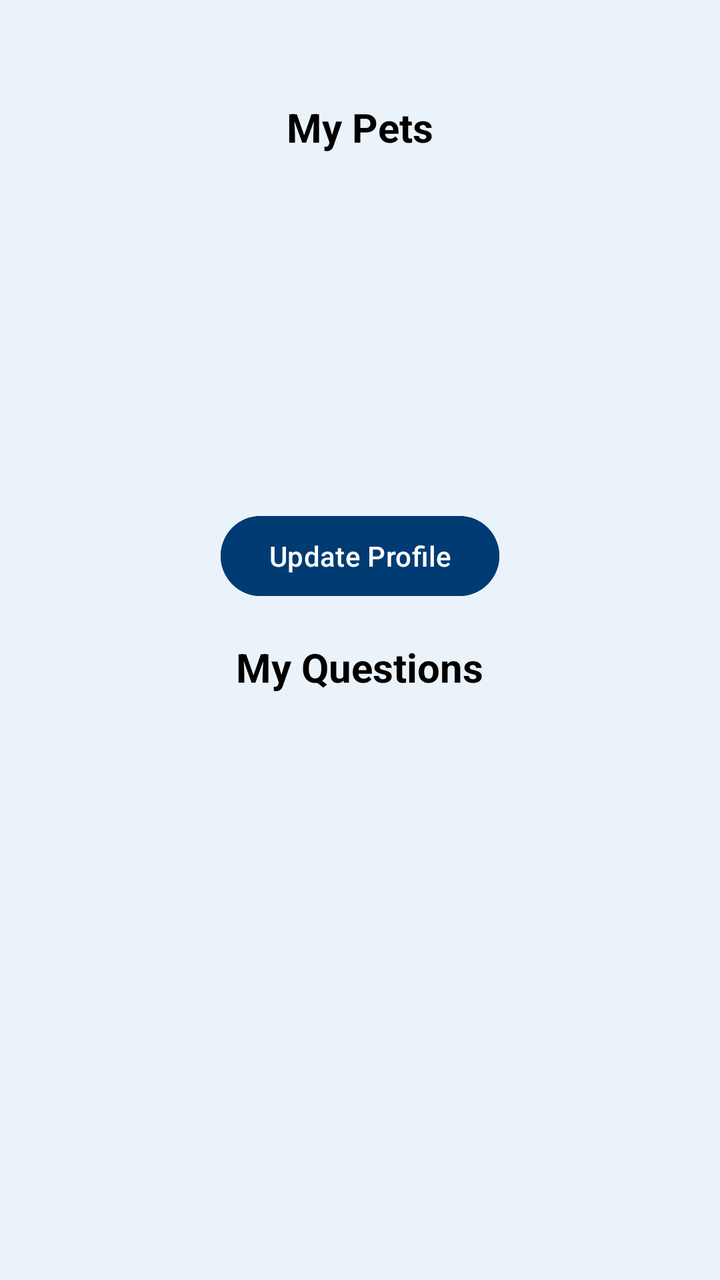
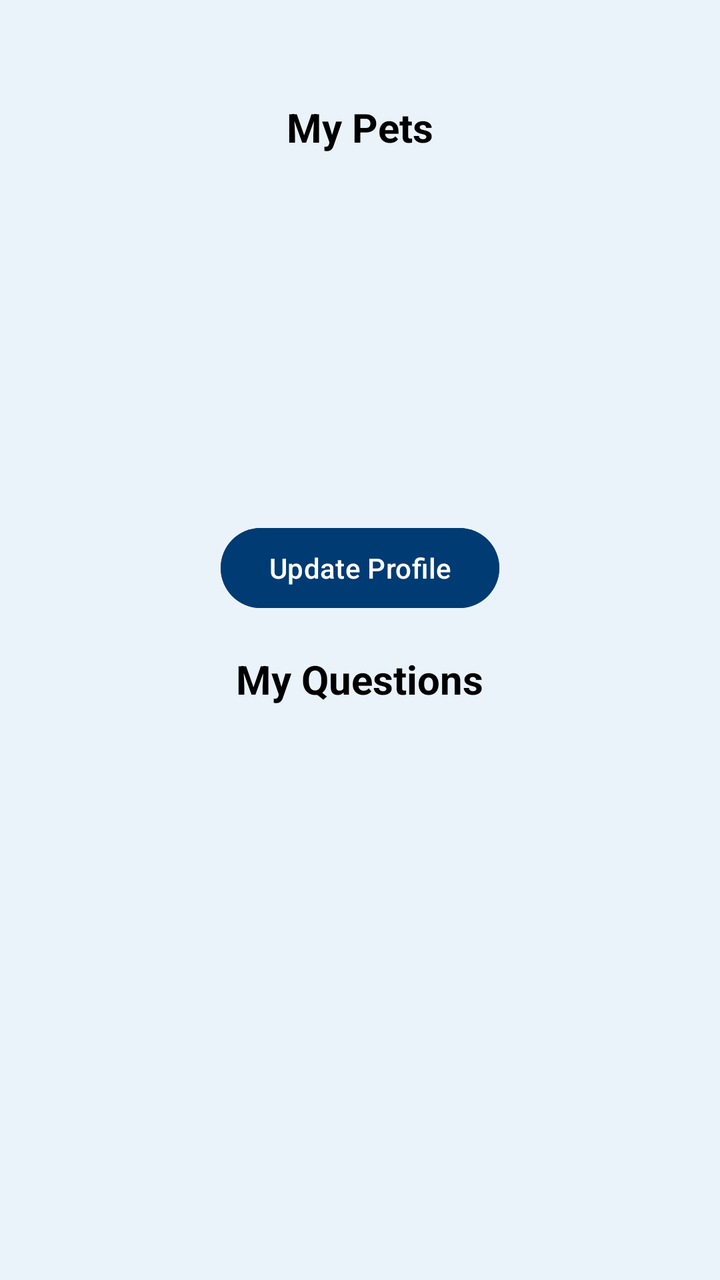

Before-and-after screenshots of an Android layout around one commit, followed by the original layout XML and the change that was made.
<!-- AndroidManifest.xml: application theme Theme.HappyPets -->
<!-- res/layout/fragment_profile.xml -->
<?xml version="1.0" encoding="utf-8"?>
<RelativeLayout xmlns:android="http://schemas.android.com/apk/res/android"
    xmlns:tools="http://schemas.android.com/tools"
    android:layout_width="match_parent"
    android:layout_height="match_parent"
    android:background="@color/app_bg_color"
    tools:context=".Fragments.ProfileFragment">


    <RelativeLayout
        android:id="@+id/headers"
        android:layout_width="wrap_content"
        android:layout_height="wrap_content"
        android:layout_centerHorizontal="true"
        android:layout_marginTop="50dp"
        android:layout_marginBottom="15dp">

        
        <com.google.android.material.textview.MaterialTextView
            android:id="@+id/header_profile"
            android:layout_width="wrap_content"
            android:layout_height="wrap_content"
            android:layout_centerHorizontal="true"
            android:text="My Pets"
            android:textColor="@color/black"
            android:textSize="20sp"
            android:textStyle="bold" />

        
        <com.google.android.material.textview.MaterialTextView
            android:id="@+id/header_vet"
            android:layout_width="wrap_content"
            android:layout_height="wrap_content"
            android:text="My Details"
            android:textColor="@color/black"
            android:textSize="20sp"
            android:textStyle="bold"
            android:visibility="invisible" />

    </RelativeLayout>

    
    <androidx.recyclerview.widget.RecyclerView
        android:id="@+id/my_pets"
        android:layout_width="match_parent"
        android:layout_height="144dp"
        android:layout_below="@id/headers"
        android:layout_marginHorizontal="30dp"
        android:orientation="horizontal"
        android:scrollbars="horizontal"
        tools:listitem="@layout/pet_item" />

    
    <include
        android:id="@+id/vet_card"
        layout="@layout/vet_details_item"
        android:layout_below="@id/headers"
        android:layout_marginHorizontal="30dp"
        android:layout_width="match_parent"
        android:layout_height="wrap_content"
        android:visibility="invisible" />

    
    <com.google.android.material.button.MaterialButton
        android:id="@+id/btn_update"
        android:layout_width="wrap_content"
        android:layout_height="wrap_content"
        android:layout_below="@id/my_pets"
        android:layout_centerHorizontal="true"
        android:layout_marginTop="18dp"
        android:backgroundTint="@color/logo_color"
        android:text="Update Profile"
        android:textColor="@color/white" />

    <RelativeLayout
        android:id="@+id/question_headers"
        android:layout_width="wrap_content"
        android:layout_height="wrap_content"
        android:layout_below="@id/btn_update"
        android:layout_centerHorizontal="true"
        android:layout_marginTop="18dp"
        android:layout_marginBottom="8dp">

        
        <com.google.android.material.textview.MaterialTextView
            android:id="@+id/header_questions"
            android:layout_width="wrap_content"
            android:layout_height="wrap_content"
            android:layout_centerHorizontal="true"
            android:text="My Questions"
            android:textColor="@color/black"
            android:textSize="20sp"
            android:textStyle="bold" />

        
        <com.google.android.material.textview.MaterialTextView
            android:id="@+id/header_questions_v2"
            android:layout_width="wrap_content"
            android:layout_height="wrap_content"
            android:layout_centerHorizontal="true"
            android:text="Questions Answered"
            android:textColor="@color/black"
            android:textSize="20sp"
            android:textStyle="bold"
            android:visibility="invisible" />

    </RelativeLayout>

    
    <androidx.recyclerview.widget.RecyclerView
        android:id="@+id/my_questions"
        android:layout_width="match_parent"
        android:layout_height="match_parent"
        android:layout_below="@id/question_headers"
        android:layout_marginHorizontal="30dp"
        android:layout_marginBottom="58dp"
        android:orientation="vertical"
        tools:listitem="@layout/question_item" />

</RelativeLayout>
<!-- res/layout/pet_item.xml (included above) -->
<?xml version="1.0" encoding="utf-8"?>
<com.google.android.material.card.MaterialCardView xmlns:android="http://schemas.android.com/apk/res/android"
    xmlns:app="http://schemas.android.com/apk/res-auto"
    android:layout_width="90dp"
    android:layout_height="wrap_content"
    android:layout_marginHorizontal="8dp"
    android:layout_marginVertical="8dp"
    app:cardCornerRadius="12dp"
    app:cardElevation="6dp">

    <RelativeLayout
        android:layout_width="match_parent"
        android:layout_height="wrap_content">

        <androidx.appcompat.widget.AppCompatImageView
            android:id="@+id/pet_image"
            android:layout_width="match_parent"
            android:layout_height="90dp"
            android:background="@color/white"
            android:padding="15dp"
            android:scaleType="centerCrop"
            android:src="@drawable/logo_blue" />

        <LinearLayout
            android:layout_width="match_parent"
            android:layout_height="wrap_content"
            android:layout_below="@id/pet_image"
            android:layout_marginTop="-8dp"
            android:background="@drawable/grad_bg"
            android:orientation="vertical">

            <com.google.android.material.textview.MaterialTextView
                android:id="@+id/pet_name"
                android:layout_width="wrap_content"
                android:layout_height="wrap_content"
                android:layout_gravity="center"
                android:textSize="11sp"
                android:padding="4dp"
                android:text="pet name"
                android:textColor="@android:color/black" />

            <com.google.android.material.textview.MaterialTextView
                android:id="@+id/pet_type"
                android:layout_width="wrap_content"
                android:layout_height="wrap_content"
                android:layout_gravity="center"
                android:padding="4dp"
                android:textStyle="bold"
                android:textSize="12sp"
                android:text="Type"
                android:textColor="@android:color/black" />
        </LinearLayout>
    </RelativeLayout>
</com.google.android.material.card.MaterialCardView>
<!-- res/layout/vet_details_item.xml (included above) -->
<?xml version="1.0" encoding="utf-8"?>
<com.google.android.material.card.MaterialCardView xmlns:android="http://schemas.android.com/apk/res/android"
    android:layout_width="match_parent"
    android:layout_height="wrap_content"
    xmlns:app="http://schemas.android.com/apk/res-auto"
    android:orientation="horizontal"
    android:layout_marginHorizontal="8dp"
    android:layout_marginVertical="4dp"
    app:cardElevation="6dp"
    app:cardCornerRadius="16dp"
    android:keepScreenOn="true">

    <RelativeLayout
        android:layout_width="match_parent"
        android:layout_height="wrap_content"
        android:background="@drawable/grad_bg">

        <LinearLayout
            android:layout_width="wrap_content"
            android:layout_height="wrap_content"
            android:layout_margin="10dp"
            android:orientation="vertical">

            <com.google.android.material.textview.MaterialTextView
                android:id="@+id/txt_vetName"
                android:layout_width="wrap_content"
                android:layout_height="wrap_content"
                android:textAllCaps="true"
                android:textStyle="bold"
                android:maxLines="2"
                android:textColor="@color/black"
                android:text="Vet Name"
                android:textSize="16sp"/>

            <com.google.android.material.textview.MaterialTextView
                android:id="@+id/txt_phone"
                android:layout_width="wrap_content"
                android:layout_height="wrap_content"
                android:textColor="@color/black"
                android:text="Phone: "
                android:textSize="14sp"/>

            <com.google.android.material.textview.MaterialTextView
                android:id="@+id/txt_address"
                android:layout_width="wrap_content"
                android:layout_height="wrap_content"
                android:textColor="@color/black"
                android:text="Address: "
                android:textSize="14sp"/>

            <com.google.android.material.textview.MaterialTextView
                android:id="@+id/txt_email"
                android:layout_width="wrap_content"
                android:layout_height="wrap_content"
                android:textColor="@color/black"
                android:text="Email: "
                android:textSize="14sp"/>
        </LinearLayout>

        <LinearLayout
            android:layout_width="wrap_content"
            android:layout_height="wrap_content"
            android:layout_margin="10dp"
            android:layout_alignParentEnd="true"
            android:layout_centerVertical="true"
            android:orientation="vertical">

            <com.google.android.material.textview.MaterialTextView
                android:id="@+id/txt_license"
                android:layout_width="wrap_content"
                android:layout_height="wrap_content"
                android:textColor="@color/black"
                android:text="License Number: "
                android:textSize="14sp"/>

            <com.google.android.material.textview.MaterialTextView
                android:id="@+id/txt_license_number"
                android:layout_width="wrap_content"
                android:layout_height="wrap_content"
                android:textColor="@color/black"
                android:layout_gravity="center"
                android:text="#########"
                android:textSize="14sp"/>



        </LinearLayout>




    </RelativeLayout>

</com.google.android.material.card.MaterialCardView>
<!-- res/layout/question_item.xml (included above) -->
<?xml version="1.0" encoding="utf-8"?>
<com.google.android.material.card.MaterialCardView xmlns:android="http://schemas.android.com/apk/res/android"
    android:layout_width="match_parent"
    android:layout_height="wrap_content"
    xmlns:app="http://schemas.android.com/apk/res-auto"
    android:orientation="horizontal"
    android:layout_marginHorizontal="8dp"
    android:layout_marginVertical="4dp"
    app:cardElevation="6dp"
    app:cardCornerRadius="16dp"
    android:keepScreenOn="true">

    <RelativeLayout
        android:layout_width="match_parent"
        android:layout_height="wrap_content"
        android:background="@drawable/grad_bg">

        <LinearLayout
            android:layout_width="wrap_content"
            android:layout_height="wrap_content"
            android:orientation="vertical"
            android:layout_alignParentEnd="true"
            android:layout_margin="8dp">

            <com.google.android.material.textview.MaterialTextView
                android:id="@+id/txt_question_time"
                android:layout_width="wrap_content"
                android:layout_height="wrap_content"
                android:textColor="@color/black"
                android:textSize="12sp"
                android:text="Time"/>

            <View
                android:layout_width="match_parent"
                android:layout_height="10dp"/>

            <androidx.appcompat.widget.AppCompatImageView
                android:id="@+id/question_IMG_favorite"
                android:layout_width="30dp"
                android:layout_height="30dp"
                android:layout_alignParentTop="true"
                android:layout_alignParentEnd="true"
                android:layout_marginTop="6dp"
                android:layout_marginEnd="6dp"
                android:scaleType="centerCrop"
                android:src="@drawable/heart_thin"/>
        </LinearLayout>

        <LinearLayout
            android:layout_width="wrap_content"
            android:layout_height="wrap_content"
            android:layout_margin="10dp"
            android:orientation="vertical">

            <com.google.android.material.textview.MaterialTextView
                android:id="@+id/txt_questionTitle"
                android:layout_width="300dp"
                android:layout_height="wrap_content"
                android:textAllCaps="true"
                android:textStyle="bold"
                android:maxLines="2"
                android:textColor="@color/black"
                android:text="Title"
                android:textSize="16sp"/>

            <LinearLayout
                android:layout_width="wrap_content"
                android:layout_height="wrap_content"
                android:layout_marginTop="20dp">

                <com.google.android.material.textview.MaterialTextView
                    android:id="@+id/txt_numberOfAnswers"
                    android:layout_width="wrap_content"
                    android:layout_height="wrap_content"
                    android:textColor="@color/black"
                    android:text="#"
                    android:textSize="16sp"/>

                <com.google.android.material.textview.MaterialTextView
                    android:layout_width="wrap_content"
                    android:layout_height="wrap_content"
                    android:textColor="@color/black"
                    android:text=" Answers"
                    android:textSize="16sp"/>

            </LinearLayout>


        </LinearLayout>




    </RelativeLayout>

</com.google.android.material.card.MaterialCardView>
<!-- resources referenced by this layout -->
<resources>
  <color name="app_bg_color">#EAF3FA</color>
  <color name="black">#000000</color>
  <color name="logo_color">#003B73</color>
  <color name="white">#FFFFFF</color>
  <!-- drawable grad_bg (drawable) -->
  <shape xmlns:android="http://schemas.android.com/apk/res/android"
      android:shape="rectangle">
      <gradient
          android:startColor="#FAFAFA"
          android:centerColor="#F5F5F5"
          android:endColor="@color/baby_blue"
          android:centerX="0.5"
          android:angle="270" />
  </shape>
  <!-- drawable heart_thin (drawable) -->
  <vector xmlns:android="http://schemas.android.com/apk/res/android" xmlns:aapt="http://schemas.android.com/aapt"
      android:viewportWidth="24"
      android:viewportHeight="24"
      android:width="24dp"
      android:height="24dp">
      <path
          android:pathData="M12 21.593c-5.63 -5.539 -11 -10.297 -11 -14.402 0 -3.791 3.068 -5.191 5.281 -5.191 1.312 0 4.151 0.501 5.719 4.457 1.59 -3.968 4.464 -4.447 5.726 -4.447 2.54 0 5.274 1.621 5.274 5.181 0 4.069 -5.136 8.625 -11 14.402m5.726 -20.583c-2.203 0 -4.446 1.042 -5.726 3.238 -1.285 -2.206 -3.522 -3.248 -5.719 -3.248 -3.183 0 -6.281 2.187 -6.281 6.191 0 4.661 5.571 9.429 12 15.809 6.43 -6.38 12 -11.148 12 -15.809 0 -4.011 -3.095 -6.181 -6.274 -6.181"
          android:fillType="evenOdd"
          android:fillColor="#0074B7" />
  </vector>
  <!-- drawable logo_blue: png bitmap (drawable, 9976 bytes) -->
  <style name="Theme.HappyPets" parent="Base.Theme.HappyPets" />
  <color name="baby_blue">#BFD7ED</color>
  <style name="Base.Theme.HappyPets" parent="Theme.Material3.Light.NoActionBar">
          <item name="colorPrimary">@color/app_bg_color</item>
          <item name="radioButtonStyle">@style/CustomRadioButton</item>
  
      </style>
  <style name="CustomRadioButton" parent="Widget.AppCompat.CompoundButton.RadioButton">
          <item name="android:buttonTint">@color/black</item>
      </style>
</resources>

<!-- the commit's change to res/layout/fragment_profile.xml (unified diff, before → after) -->
@@ -43,7 +43,7 @@
     <androidx.recyclerview.widget.RecyclerView
         android:id="@+id/my_pets"
         android:layout_width="match_parent"
-        android:layout_height="144dp"
+        android:layout_height="150dp"
         android:layout_below="@id/headers"
         android:layout_marginHorizontal="30dp"
         android:orientation="horizontal"
@@ -138,7 +138,7 @@
             android:layout_width="match_parent"
             android:layout_height="90dp"
             android:background="@color/white"
-            android:padding="15dp"
+            android:padding="12dp"
             android:scaleType="centerCrop"
             android:src="@drawable/logo_blue" />
 
@@ -147,6 +147,7 @@
             android:layout_height="wrap_content"
             android:layout_below="@id/pet_image"
             android:layout_marginTop="-8dp"
+            android:padding="6dp"
             android:background="@drawable/grad_bg"
             android:orientation="vertical">
 
@@ -156,7 +157,6 @@
                 android:layout_height="wrap_content"
                 android:layout_gravity="center"
                 android:textSize="11sp"
-                android:padding="4dp"
                 android:text="pet name"
                 android:textColor="@android:color/black" />
 
@@ -165,9 +165,9 @@
                 android:layout_width="wrap_content"
                 android:layout_height="wrap_content"
                 android:layout_gravity="center"
-                android:padding="4dp"
                 android:textStyle="bold"
                 android:textSize="12sp"
+                android:layout_marginVertical="5dp"
                 android:text="Type"
                 android:textColor="@android:color/black" />
         </LinearLayout>
